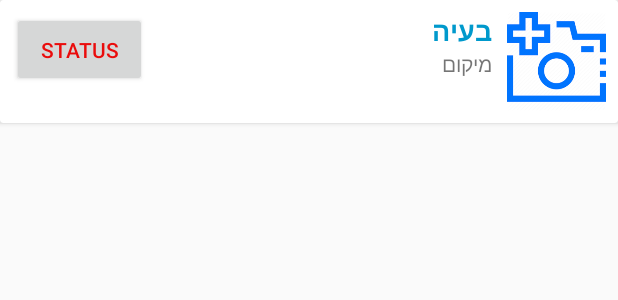
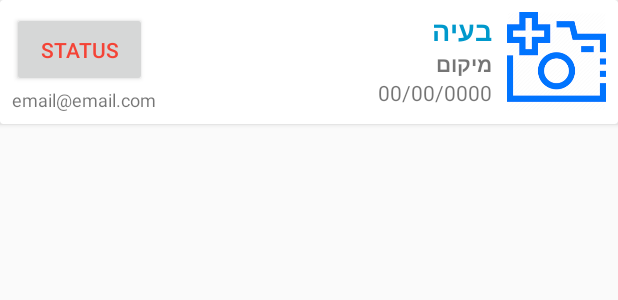
Before and after one commit to shavitA16/MokedOded, an Android app: the layout issue_template.xml on its own in the app's theme, with its tools: preview values and no code run, on a phone screen of 412 x 824 dp. Shown: the top 300 px of the screen. Run offline under Robolectric (Android 15) with nearby library versions, the phone set to English and light mode, and no system bars.

```diff
--- a/app/src/main/java/com/schoolproject/MokedOded/Issue.java
+++ b/app/src/main/java/com/schoolproject/MokedOded/Issue.java
@@ -9,13 +9,15 @@ public class Issue {
     public String date;
     public String imgURL;
     public String status;
+    public String userEmail;
 
-    public Issue(int issue, int location, String description, String date, String imgURL, String status){
+    public Issue(int issue, int location, String description, String date, String imgURL, String status, String userEmail){
         this.issue = issue;
         this.location = location;
         this.description = description;
         this.date = date;
         this.imgURL = imgURL;
         this.status = status;
+        this.userEmail = userEmail;
     }
 }
--- a/app/src/main/java/com/schoolproject/MokedOded/Singleton.java
+++ b/app/src/main/java/com/schoolproject/MokedOded/Singleton.java
@@ -11,17 +11,19 @@ class Singleton {
     public int location;
     public int issue;
     public String description;
-    public Date date;
+    public String date;
     public String imgURL;
     public String status;
+    public String userEmail;
 
     private Singleton(){
         location = 0;
         issue = 0;
         description = "";
-        date = null;
+        date = "";
         imgURL = "";
         status = "לא טופל";
+        userEmail = "";
     }
 
     public static Singleton getInstance(){
--- a/app/src/main/java/com/schoolproject/MokedOded/issueAdapter.java
+++ b/app/src/main/java/com/schoolproject/MokedOded/issueAdapter.java
@@ -28,6 +28,8 @@ public class issueAdapter extends RecyclerView.Adapter<RecyclerView.ViewHolder>
         ImageView issueImage;
         TextView issueTypeTextView;
         TextView issueLocationTextView;
+        TextView issueDateTextView;
+        TextView issueUserEmailTextView;
         Button statusButton;
 
         CustomAdapterItemView(final View itemView) {
@@ -35,6 +37,8 @@ public class issueAdapter extends RecyclerView.Adapter<RecyclerView.ViewHolder>
             issueImage = itemView.findViewById(R.id.issueImageView);
             issueTypeTextView = itemView.findViewById(R.id.issueTypeTextView);
             issueLocationTextView = itemView.findViewById(R.id.issueLocationTextView);
+            issueDateTextView = itemView.findViewById(R.id.issueDateTextView);
+            issueUserEmailTextView = itemView.findViewById(R.id.issueUserEmailTextView);
             statusButton = itemView.findViewById(R.id.statusButton);
         }
 
@@ -121,6 +125,8 @@ public class issueAdapter extends RecyclerView.Adapter<RecyclerView.ViewHolder>
         };
         ((CustomAdapterItemView) holder).issueLocationTextView.setText(location);
         ((CustomAdapterItemView) holder).statusButton.setText(currentItem.status);
+        ((CustomAdapterItemView) holder).issueDateTextView.setText(currentItem.date);
+        ((CustomAdapterItemView) holder).issueUserEmailTextView.setText(currentItem.userEmail);
     }
 
     @Override
--- a/app/src/main/res/layout/activity_create_user.xml
+++ b/app/src/main/res/layout/activity_create_user.xml
@@ -43,7 +43,7 @@
                 app:layout_constraintWidth_percent="0.7">
 
                 <EditText
-                    android:id="@+id/emailEditText"
+                    android:id="@+id/newEmailEditText"
                     android:layout_width="match_parent"
                     android:layout_height="wrap_content"
                     android:backgroundTint="#808080"
@@ -68,7 +68,7 @@
                 app:layout_constraintWidth_percent="0.7">
 
                 <EditText
-                    android:id="@+id/passwordEditText"
+                    android:id="@+id/newPasswordEditText"
                     android:layout_width="match_parent"
                     android:layout_height="wrap_content"
                     android:backgroundTint="#808080"
--- a/app/src/main/res/layout/activity_login.xml
+++ b/app/src/main/res/layout/activity_login.xml
@@ -48,7 +48,7 @@
                     android:layout_height="wrap_content"
                     android:backgroundTint="#808080"
                     android:gravity="center"
-                    android:hint="Username"
+                    android:hint="Email"
                     android:inputType="textEmailAddress"
                     android:padding="10dp"
                     android:textColor="#000000"
--- a/app/src/main/res/layout/issue_template.xml
+++ b/app/src/main/res/layout/issue_template.xml
@@ -40,17 +40,39 @@
             android:layout_width="match_parent"
             android:layout_height="wrap_content"
             android:layout_below="@+id/issueTypeTextView"
-            android:layout_toStartOf="@+id/issueImageView"            android:layout_toEndOf="@+id/statusButton"
+            android:layout_marginEnd="10dp"
+            android:layout_toStartOf="@+id/issueImageView"
+            android:layout_toEndOf="@+id/statusButton"
+            android:text="מיקום"
+            android:textDirection="rtl"
+            android:textSize="14sp"
+            android:textStyle="bold" />
+
+        <TextView
+            android:id="@+id/issueDateTextView"
+            android:layout_width="wrap_content"
+            android:layout_height="wrap_content"
+            android:layout_below="@+id/issueLocationTextView"
+            android:layout_toStartOf="@+id/issueImageView"
             android:layout_marginEnd="10dp"
             android:textDirection="rtl"
-            android:text="מיקום" />
+            android:text="00/00/0000" />
+
+        <TextView
+            android:id="@+id/issueUserEmailTextView"
+            android:layout_width="wrap_content"
+            android:layout_height="wrap_content"
+            android:layout_below="@+id/statusButton"
+            android:layout_alignStart="@+id/statusButton"
+            android:text="email@email.com"
+            android:textSize="12sp" />
 
         <Button
             android:id="@+id/statusButton"
             android:layout_width="90dp"
             android:layout_height="50dp"
             android:text="status"
-            android:textColor="#EA0C0C" />
+            android:textColor="#F44336" />
 
     </RelativeLayout>
 
```
Also changed, not shown: app/src/main/java/com/schoolproject/MokedOded/CreateUserActivity.java (+11 -9 lines), app/src/main/java/com/schoolproject/MokedOded/IssuesActivity.java (+7 -1 lines), app/src/main/java/com/schoolproject/MokedOded/LoginActivity.java (+14 -7 lines), app/src/main/java/com/schoolproject/MokedOded/ReportActivity.java (+8 -2 lines).
